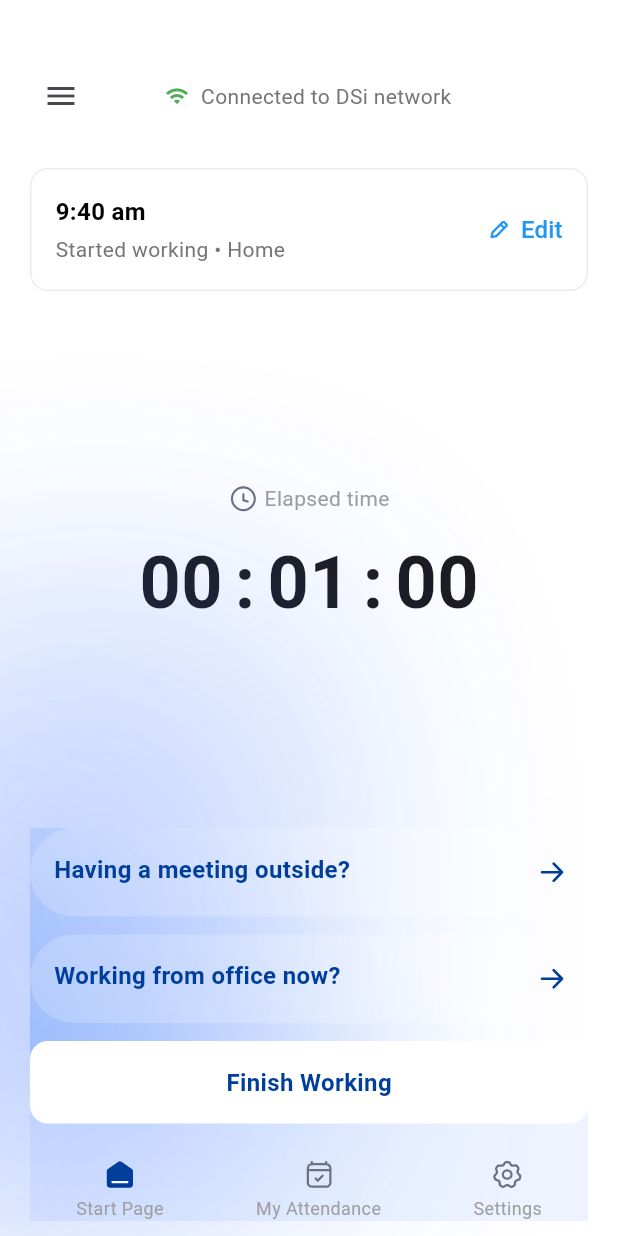
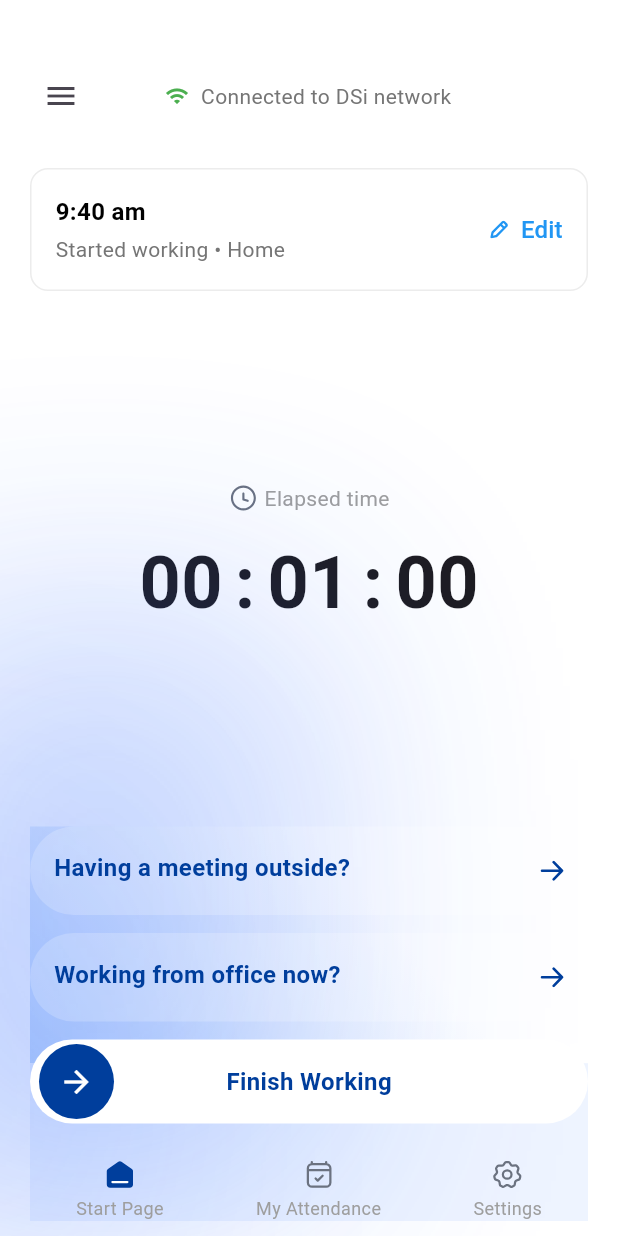
Before and after one commit to kabbo25/new_design, a Flutter app: the StartWorkingView screen opened directly, on a phone screen of 412 x 824 dp. Run offline on Flutter 3.47's test engine with Material 3 defaults, Android fonts, the phone set to English and light mode, and no system bars; our stand-ins replace connectivity_plus, flutter_svg, gap, geocoding, geolocator, go_router and 1 more; missing offline and left inert: gif_view, network_info_plus; project files that could hold a hidden picture were left out.

Commit message:
fixing finish working button without animation

```diff
--- a/lib/features/start_working/view/pages/start_working_page.dart
+++ b/lib/features/start_working/view/pages/start_working_page.dart
@@ -1,12 +1,14 @@
+import 'dart:developer' as developer;
+
 import 'package:flutter/material.dart';
 import 'package:gap/gap.dart';
 import 'package:new_design/features/start_page/view/widgets/background_widget.dart';
 import 'package:new_design/features/start_page/view/widgets/bottom_navigation_section.dart';
 import 'package:new_design/features/start_page/view/widgets/network_status_bar.dart';
 import 'package:new_design/features/start_working/view/widgets/finish_working_button.dart';
-import 'package:new_design/features/start_working/view/widgets/working_location_change_button.dart';
 import 'package:new_design/features/start_working/view/widgets/start_working_hour_card.dart';
 import 'package:new_design/features/start_working/view/widgets/timer_section.dart';
+import 'package:new_design/features/start_working/view/widgets/working_location_change_button.dart';
 import 'package:new_design/features/start_working/viewmodel/start_working_view_model.dart';
 import 'package:provider/provider.dart';
 
@@ -58,7 +60,9 @@ class StartWorkingView extends StatelessWidget {
                           LocationOptionsSection(
                             locations: viewModel.locationOptions,
                           ),
-                          const FinishWorkingButton(),
+                          SlidableButton(onSlideComplete: () {
+                            developer.log('slide complete');
+                          }),
                           const Gap(24),
                           const BottomNavigationSection(),
                         ],
--- a/lib/features/start_working/view/widgets/finish_working_button.dart
+++ b/lib/features/start_working/view/widgets/finish_working_button.dart
@@ -1,28 +1,144 @@
 import 'package:flutter/material.dart';
 import 'package:new_design/core/theme/app_palette.dart';
 
-class FinishWorkingButton extends StatelessWidget {
-  const FinishWorkingButton({super.key});
+class SlidableButton extends StatefulWidget {
+  final VoidCallback onSlideComplete;
+
+  const SlidableButton({
+    super.key,
+    required this.onSlideComplete,
+  });
+
+  @override
+  State<SlidableButton> createState() => SlidableButtonState();
+}
+
+class SlidableButtonState extends State<SlidableButton>
+    with SingleTickerProviderStateMixin {
+  late AnimationController _controller;
+  double _dragValue = 0.0;
+  bool _isDragging = false;
+  bool _isCompleted = false;
+
+  @override
+  void initState() {
+    super.initState();
+    _controller = AnimationController(
+      vsync: this,
+      duration: const Duration(milliseconds: 200),
+    );
+  }
+
+  @override
+  void dispose() {
+    _controller.dispose();
+    super.dispose();
+  }
+
+  void _onDragUpdate(DragUpdateDetails details, BoxConstraints constraints) {
+    setState(() {
+      _isDragging = true;
+      _dragValue += details.delta.dx / constraints.maxWidth;
+      _dragValue = _dragValue.clamp(0.0, 1.0);
+      _controller.value = _dragValue;
+    });
+  }
+
+  void _onDragEnd(DragEndDetails details) {
+    if (_dragValue > 0.7) {
+      _controller.forward();
+      setState(() {
+        _isCompleted = true;
+        widget.onSlideComplete();
+      });
+    } else {
+      _controller.animateTo(0.0);
+    }
+    setState(() {
+      _isDragging = false;
+      _dragValue = 0.0;
+    });
+  }
+
+  Color _getBackgroundColor() {
+    if (_isCompleted) {
+      return AppPalette.primary;
+    } else if (_isDragging) {
+      return Color.lerp(
+        Colors.white,
+        AppPalette.primary.withOpacity(0.3),
+        _dragValue,
+      )!;
+    }
+    return Colors.white;
+  }
 
   @override
   Widget build(BuildContext context) {
+    return LayoutBuilder(
+      builder: (context, constraints) {
+        final buttonWidth =
+            constraints.maxWidth - 56.0; // Accounting for button size
+
         return Container(
-      width: double.infinity,
-      padding: const EdgeInsets.symmetric(vertical: 16),
+          height: 56,
           decoration: BoxDecoration(
+            color: _getBackgroundColor(),
+            borderRadius: BorderRadius.circular(28),
+          ),
+          child: Stack(
+            children: [
+              // Slide text
+              Center(
+                child: Text(
+                  _isCompleted ? 'Shift Ended' : 'Finish Working',
+                  style: TextStyle(
+                    color: _isCompleted ? Colors.white : AppPalette.primary,
+                    fontSize: 16,
+                    fontWeight: FontWeight.w600,
+                  ),
+                ),
+              ),
+              // Sliding button
+              AnimatedBuilder(
+                animation: _controller,
+                builder: (context, child) {
+                  return Positioned(
+                    left: (_controller.value * buttonWidth),
+                    top: 0,
+                    bottom: 0,
+                    child: GestureDetector(
+                      onHorizontalDragUpdate: (details) =>
+                          _onDragUpdate(details, constraints),
+                      onHorizontalDragEnd: _onDragEnd,
+                      child: Padding(
+                        padding: const EdgeInsets.all(3.0),
+                        child: Container(
+                          width: 56,
+                          height: 56,
+                          decoration: BoxDecoration(
+                            color: _isCompleted
+                                ? Colors.transparent
+                                : AppPalette.primary,
+                            shape: BoxShape.circle,
+                          ),
+                          child: Center(
+                            child: Icon(
+                              _isCompleted ? Icons.check : Icons.arrow_forward,
                               color: Colors.white,
-        borderRadius: BorderRadius.circular(12),
+                              size: 24,
                             ),
-      child: const Center(
-        child: Text(
-          'Finish Working',
-          style: TextStyle(
-            color: AppPalette.primary,
-            fontWeight: FontWeight.w600,
-            fontSize: 16,
+                          ),
                         ),
                       ),
                     ),
                   );
+                },
+              ),
+            ],
+          ),
+        );
+      },
+    );
   }
 }
--- a/pubspec.yaml
+++ b/pubspec.yaml
@@ -21,6 +21,7 @@ dependencies:
   network_info_plus: ^6.1.0
   permission_handler: ^11.3.1
   provider: ^6.1.2
+  slide_to_act: ^2.0.2
 
 dev_dependencies:
   flutter_lints: ^4.0.0
```
Also changed, not shown: pubspec.lock. Lines whose indentation alone changed are shown as unchanged.
